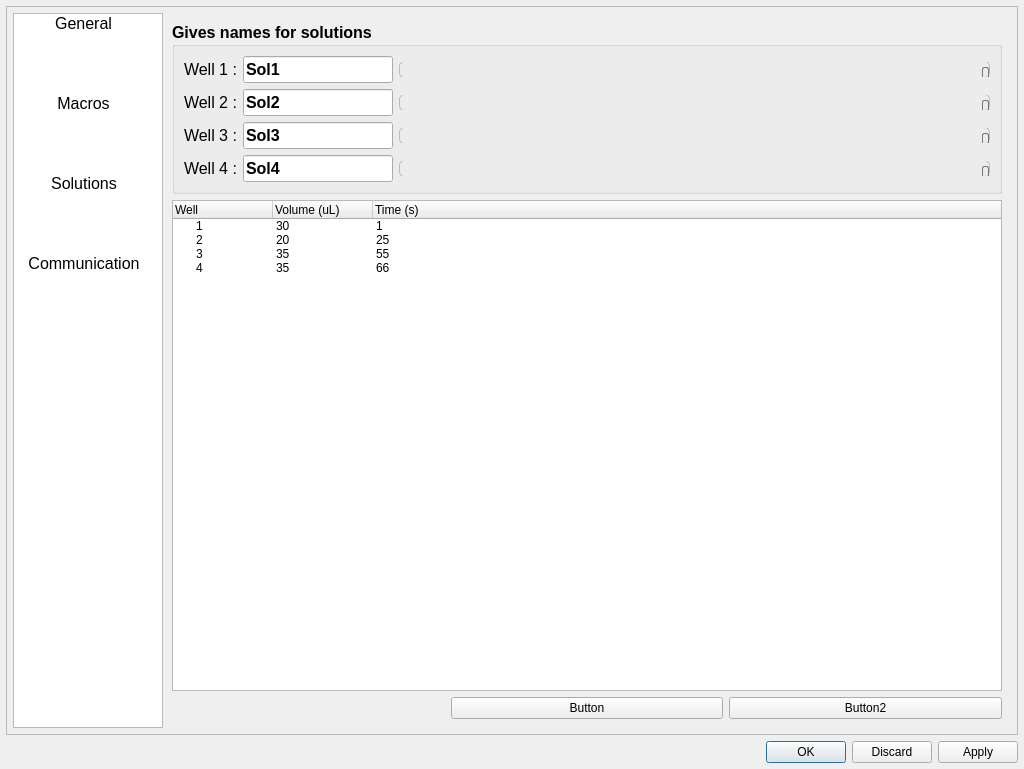
Before: the Qt Designer form apps/Lab-on-a-tip/Lab-on-a-tip_tools.ui in bellonemauro/Labonatip2.0, drawn with Qt 5.
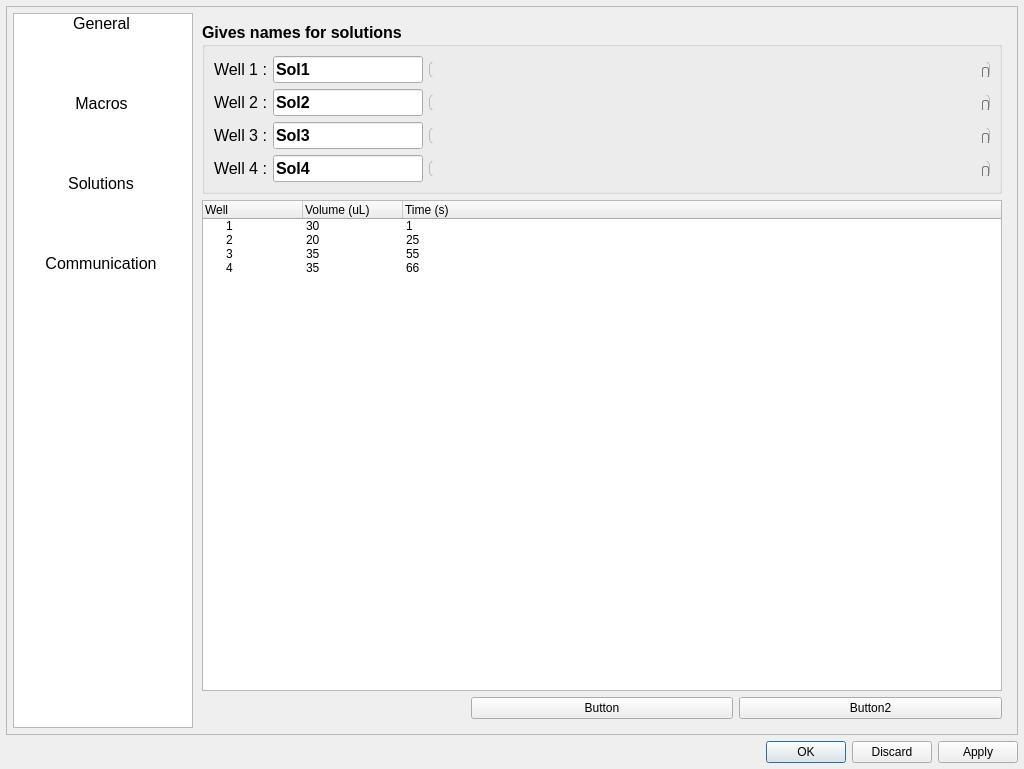
After: the same form once the commit is applied. Icons and pictures are not drawn.

What changed in the file:
```diff
--- a/apps/Lab-on-a-tip/Lab-on-a-tip_tools.ui
+++ b/apps/Lab-on-a-tip/Lab-on-a-tip_tools.ui
@@ -129,7 +129,7 @@
           <widget class="QListWidget" name="listWidget_options">
            <property name="minimumSize">
             <size>
-             <width>150</width>
+             <width>180</width>
              <height>0</height>
             </size>
            </property>
@@ -155,7 +155,7 @@
            </property>
            <property name="gridSize">
             <size>
-             <width>140</width>
+             <width>175</width>
              <height>80</height>
             </size>
            </property>
```
Left out of the diff: 4 changed lines with no effect on the pictures.
